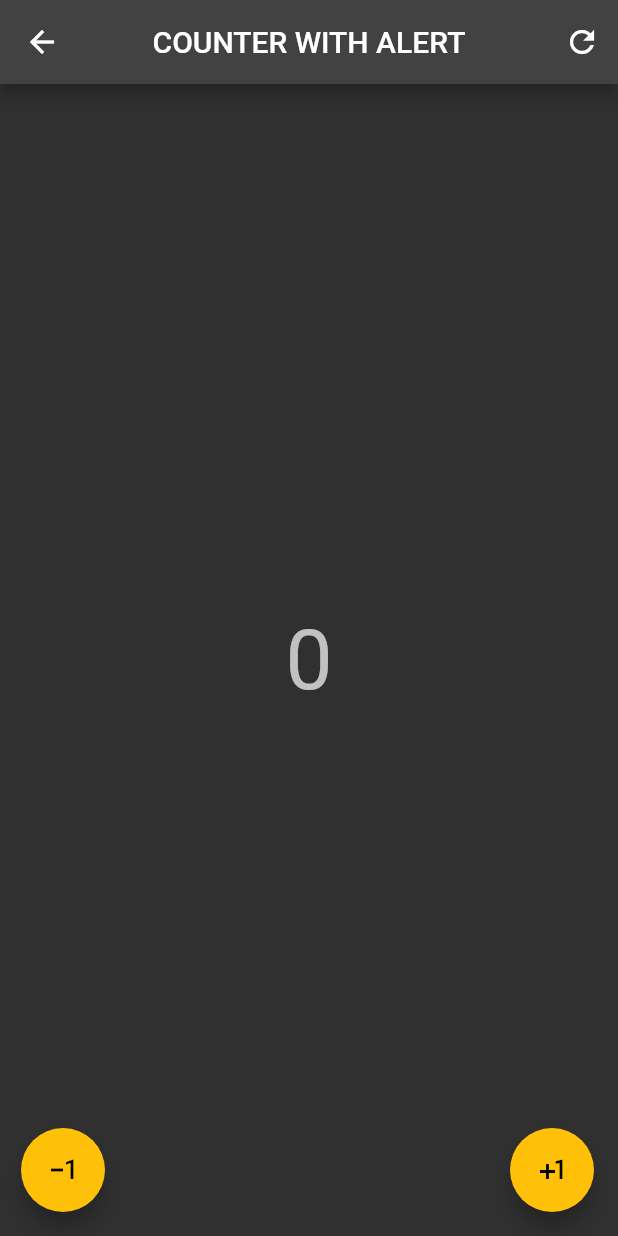
After one commit to Tukhtamurodov-Sardorbek/50.Riverpod, a Flutter app: the screen it shows after launch, after a tap on "COUNTER PAGE WITH ALERT", on a phone screen of 412 x 824 dp. The commit adds this screen. Run offline on Flutter 3.47's test engine with Material 2 defaults, Android fonts, the phone set to English and light mode, and no system bars; our stand-ins replace flutter_riverpod.

Commit message:
🔥 Code Update 🔥

```diff
--- /dev/null
+++ b/lib/pages/counter_pages/counter_page_with_alerts.dart
@@ -0,0 +1,103 @@
+import 'package:flutter/material.dart';
+import 'package:flutter_riverpod/flutter_riverpod.dart';
+
+// * We cannot just come into a build method and start navigating
+//   or showing alerts/snack bars, because we'll get an error
+//   setState or mark needs build called during build, basically it's just
+//   impossible. So we need to put the snckBar showing or alert showing into
+//   a separate function, which is run after the build has finished,
+//   so therefore using watch isn't possible, instead what we can use is listen
+
+// * build function is not good place to run our logic, which needs to run only
+//   one time per state change. Logic written in build can actually run
+//   multiple times, because build function can run up to 60 times a second and
+//   even more, if we're using some animations. So we cannot rely on the fact
+//   that if statement will just run once insidde a build function!
+
+// * So, every logic should happen inside listen, when we are working with
+//   providers and we need to run some logic or show dialogs
+
+final counterWithAlertProvider = StateProvider((ref) => 0);
+
+
+class CounterPageWithAlert extends ConsumerWidget {
+  const CounterPageWithAlert({Key? key}) : super(key: key);
+
+  @override
+  Widget build(BuildContext context, WidgetRef ref) {
+    final int counter = ref.watch(counterWithAlertProvider);
+
+    // * listen => continuously listens, but instead of putting the value into
+    //   a variable like watch, we're going to receive values inside callback
+    ref.listen<int>(
+      counterWithAlertProvider,
+      (previous, current) {
+        if (current >= 5) {
+          showDialog(
+              context: context,
+              builder: (context) {
+                return AlertDialog(
+                  title: const Text('Warning', textAlign: TextAlign.center),
+                  content: const Text(
+                    '''Counter dangerously high (😂) \nConsider resetting it...''',
+                    textAlign: TextAlign.center,
+                  ),
+                  actions: [
+                    TextButton(
+                      onPressed: () {
+                        Navigator.pop(context);
+                      },
+                      child: const Text('OK'),
+                    )
+                  ],
+                );
+              });
+        }
+      },
+    );
+
+    return Scaffold(
+      appBar: AppBar(
+        centerTitle: true,
+        title: const Text('COUNTER WITH ALERT'),
+        actions: [
+          IconButton(
+            onPressed: (){
+              ref.refresh(counterWithAlertProvider);
+            },
+            icon: const Icon(Icons.refresh),
+          )
+        ],
+      ),
+      body: Center(
+        child: Text(
+          counter.toString(),
+          style: Theme.of(context).textTheme.displayMedium,
+        ),
+      ),
+      floatingActionButton: Padding(
+        padding: const EdgeInsets.only(left: 30.0),
+        child: Row(
+          mainAxisAlignment: MainAxisAlignment.spaceBetween,
+          children: [
+            FloatingActionButton(
+              heroTag: 'floatingActionButton1',
+              // * notifier => manages the state, exposes state, which is mutable
+              // * If we mutate the notifier's state, it's going to mutate the actual state held in provider
+              // * So, we can modify providers' values through the notifier's state...
+              onPressed: () => ref.read(counterWithAlertProvider.notifier).state--,
+              child: const Icon(Icons.exposure_minus_1),
+            ),
+            FloatingActionButton(
+              heroTag: 'floatingActionButton2',
+              // backgroundColor: Theme.of(context).primaryColor,
+              // foregroundColor: Colors.black,
+              onPressed: () => ref.read(counterWithAlertProvider.notifier).state++,
+              child: const Icon(Icons.plus_one),
+            ),
+          ],
+        ),
+      ),
+    );
+  }
+}
--- a/lib/pages/home_page/home_page.dart
+++ b/lib/pages/home_page/home_page.dart
@@ -1,8 +1,9 @@
 import 'package:flutter/material.dart';
 import 'package:flutter_riverpod/flutter_riverpod.dart';
-import 'package:riverpod_learning/pages/counter_page_preserve/counter_page.dart';
-import 'package:riverpod_learning/pages/counter_page_reset/counter_page_auto.dart';
-import 'package:riverpod_learning/pages/counter_page_reset/counter_page_manually.dart';
+import 'package:riverpod_learning/pages/counter_pages/counter_page_preserve.dart';
+import 'package:riverpod_learning/pages/counter_pages/counter_page_auto_dispose.dart';
+import 'package:riverpod_learning/pages/counter_pages/counter_page_dispose_manually.dart';
+import 'package:riverpod_learning/pages/counter_pages/counter_page_with_alerts.dart';
 
 // * If we want to provide a string throughout the app using the Riverpod:
 // * Keep in mind! The object being provided by the provider is called state
@@ -22,7 +23,8 @@ class HomePage extends StatelessWidget {
         centerTitle: true,
         title: const Text('HOME'),
       ),
-      body: Center(
+      body: Padding(
+        padding: const EdgeInsets.all(20.0),
         child: Column(
           mainAxisAlignment: MainAxisAlignment.center,
           children: [
@@ -63,6 +65,20 @@ class HomePage extends StatelessWidget {
                 );
               },
             ),
+            const Divider(),
+            ElevatedButton(
+              child: const Text('COUNTER PAGE WITH ALERT'),
+              onPressed: () {
+                Navigator.push(
+                  context,
+                  MaterialPageRoute(
+                    builder: (
+                            (BuildContext context) => const CounterPageWithAlert()
+                    ),
+                  ),
+                );
+              },
+            ),
           ],
         ),
       ),
```
Also changed, not shown: lib/pages/counter_pages/counter_page_auto_dispose.dart (renamed from lib/pages/counter_page_reset/counter_page_auto.dart), lib/pages/counter_pages/counter_page_dispose_manually.dart (renamed from lib/pages/counter_page_reset/counter_page_manually.dart), lib/pages/counter_pages/counter_page_preserve.dart (renamed from lib/pages/counter_page_preserve/counter_page.dart).
